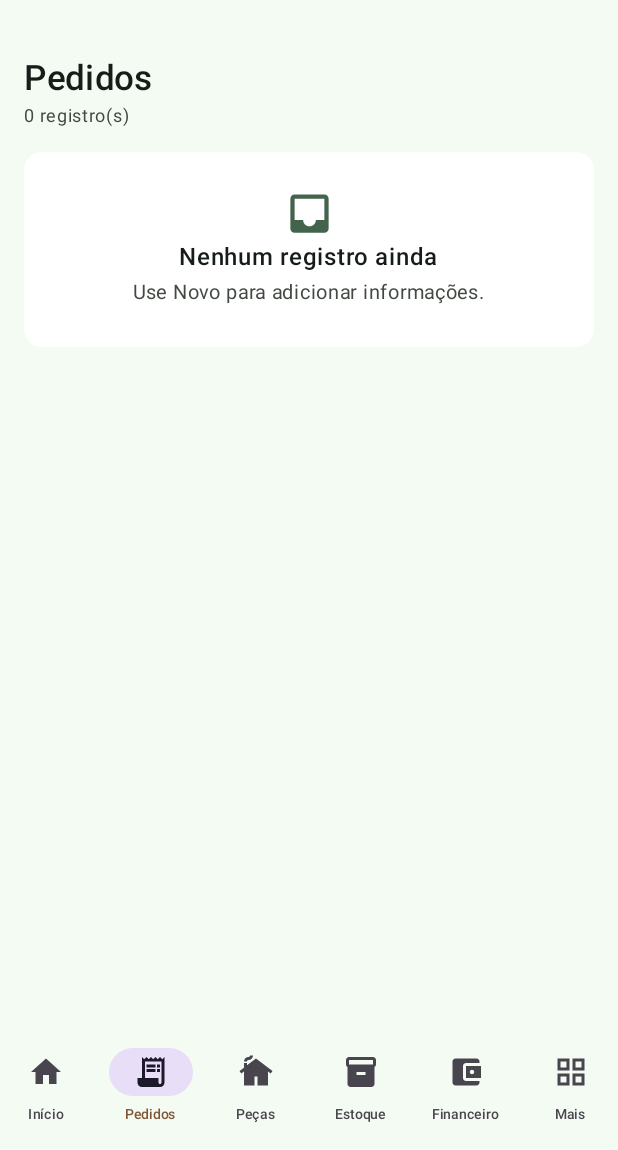
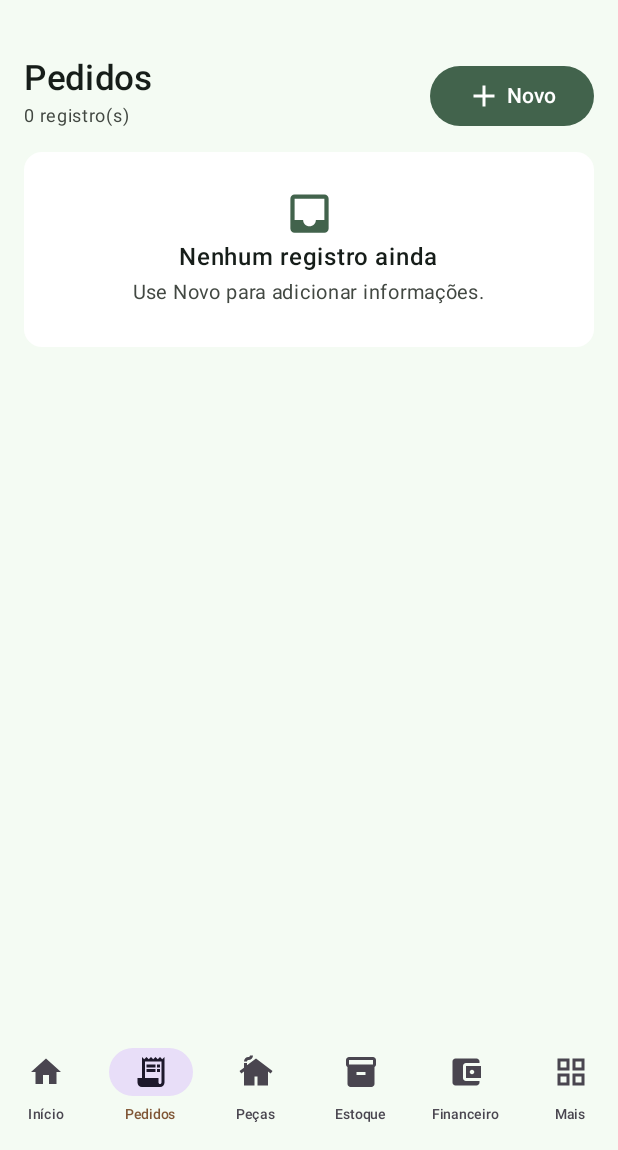
Before and after one commit to anderfc22/Ateliecroche, an Android app built with Jetpack Compose: the screen it shows after launch (MainActivity), item 2 of the bottom bar chosen, on a phone screen of 412 x 824 dp, the part 86-1236 px from its top. Run offline under Robolectric (Android 15) with nearby library versions, the phone set to English and light mode, and no system bars.

Commit message:
Adicionar cadastro de pedidos e compras no aplicativo

```diff
--- a/app/src/main/java/com/lelecroche/app/MainActivity.kt
+++ b/app/src/main/java/com/lelecroche/app/MainActivity.kt
@@ -310,7 +310,7 @@ private fun DataScreen(db: AppDatabase, section: String, modifier: Modifier = Mo
                 Text(section, fontSize = 23.sp, fontWeight = FontWeight.SemiBold, color = TextDark)
                 Text(rows.size.toString() + " registro(s)", color = Muted, fontSize = 12.sp)
             }
-            if (section in listOf("Peças","Estoque","Despesas","Produção")) Button(onClick = { show = true }) { Icon(Icons.Default.Add,null); Text(" Novo") }
+            if (section in listOf("Pedidos","Peças","Estoque","Despesas","Produção","Compras")) Button(onClick = { show = true }) { Icon(Icons.Default.Add,null); Text(" Novo") }
         }
         Spacer(Modifier.height(12.dp))
         if (section == "Financeiro") {
@@ -350,14 +350,16 @@ private fun DataScreen(db: AppDatabase, section: String, modifier: Modifier = Mo
         var extra by remember { mutableStateOf("") }
         var value by remember { mutableStateOf("") }
         var qty by remember { mutableStateOf("0") }
-        var unit by remember { mutableStateOf("un") }
+        var unit by remember { mutableStateOf("un") }\n        var customer by remember { mutableStateOf("") }\n        var kind by remember { mutableStateOf("encomenda") }\n        var due by remember { mutableStateOf("") }
         AlertDialog(onDismissRequest={show=false},title={Text("Novo " + section.lowercase())},text={
             Column(verticalArrangement=Arrangement.spacedBy(8.dp)) {
                 OutlinedTextField(name,{name=it},label={Text(when(section){"Peças"->"Nome da peça";"Estoque"->"Nome do material";"Despesas"->"Descrição";else->"ID da peça"})},singleLine=true)
                 if(section=="Peças") { OutlinedTextField(extra,{extra=it},label={Text("Descrição")},singleLine=true); OutlinedTextField(value,{value=it},label={Text("Preço de venda")},singleLine=true); OutlinedTextField(qty,{qty=it},label={Text("Estoque pronto")},singleLine=true) }
                 if(section=="Estoque") { OutlinedTextField(extra,{extra=it},label={Text("Tipo / categoria")},singleLine=true); OutlinedTextField(unit,{unit=it},label={Text("Unidade (g, m, un)")},singleLine=true); OutlinedTextField(qty,{qty=it},label={Text("Saldo inicial")},singleLine=true); OutlinedTextField(value,{value=it},label={Text("Estoque mínimo")},singleLine=true) }
                 if(section=="Despesas") { OutlinedTextField(value,{value=it},label={Text("Valor")},singleLine=true); OutlinedTextField(extra,{extra=it},label={Text("Categoria")},singleLine=true) }
-                if(section=="Produção") { Text("Peças: " + db.rows("SELECT id,name FROM products").joinToString { (it["id"] ?: "") + " - " + (it["name"] ?: "") }); OutlinedTextField(qty,{qty=it},label={Text("Quantidade")},singleLine=true) }
+                if(section=="Produção") { Text("Peças: " + db.rows("SELECT id,name FROM products").joinToString { (it["id"] ?: "") + " - " + (it["name"] ?: "") }); OutlinedTextField(name,{name=it},label={Text("ID da peça")},singleLine=true); OutlinedTextField(qty,{qty=it},label={Text("Quantidade")},singleLine=true) }
+                if(section=="Pedidos") { Text("Peças: " + db.rows("SELECT id,name FROM products").joinToString { (it["id"] ?: "") + " - " + (it["name"] ?: "") }); Text("Clientes: " + db.rows("SELECT id,name FROM customers").joinToString { (it["id"] ?: "") + " - " + (it["name"] ?: "") }); OutlinedTextField(name,{name=it},label={Text("ID da peça")},singleLine=true); OutlinedTextField(customer,{customer=it},label={Text("ID do cliente (opcional)")},singleLine=true); OutlinedTextField(qty,{qty=it},label={Text("Quantidade")},singleLine=true); OutlinedTextField(value,{value=it},label={Text("Preço por unidade")},singleLine=true); OutlinedTextField(due,{due=it},label={Text("Prazo AAAA-MM-DD")},singleLine=true); Row { TextButton(onClick={kind="encomenda"}){Text("Encomenda")}; TextButton(onClick={kind="pronta"}){Text("Pronta entrega")} } }
+                if(section=="Compras") { Text("Materiais: " + db.rows("SELECT id,name FROM materials").joinToString { (it["id"] ?: "") + " - " + (it["name"] ?: "") }); OutlinedTextField(name,{name=it},label={Text("ID do material")},singleLine=true); OutlinedTextField(qty,{qty=it},label={Text("Quantidade comprada")},singleLine=true); OutlinedTextField(value,{value=it},label={Text("Custo total")},singleLine=true); OutlinedTextField(extra,{extra=it},label={Text("Fornecedor")},singleLine=true) }
             }
         },confirmButton={TextButton(onClick={
             when(section) {
```
